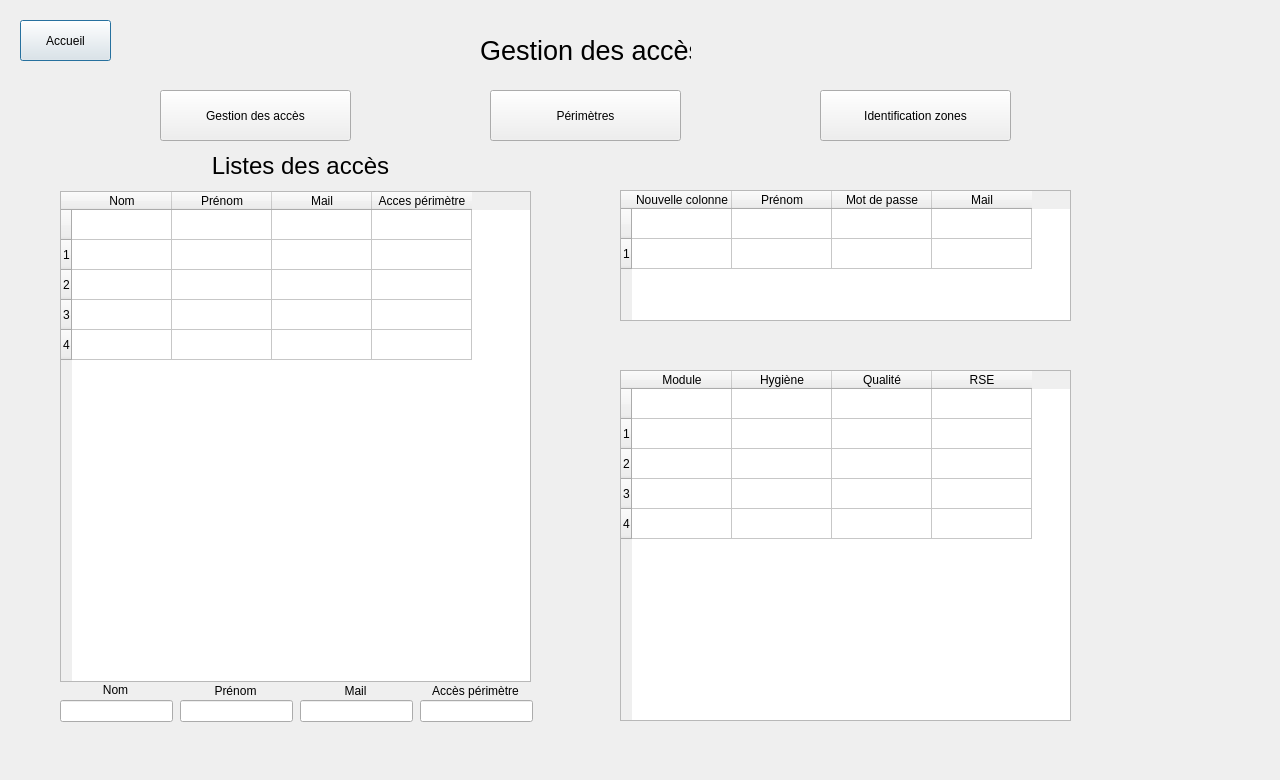
Before: the Qt Designer form Projet_Ajour/gestion.ui in simzrch/Projet_Entremont, drawn with Qt 5.
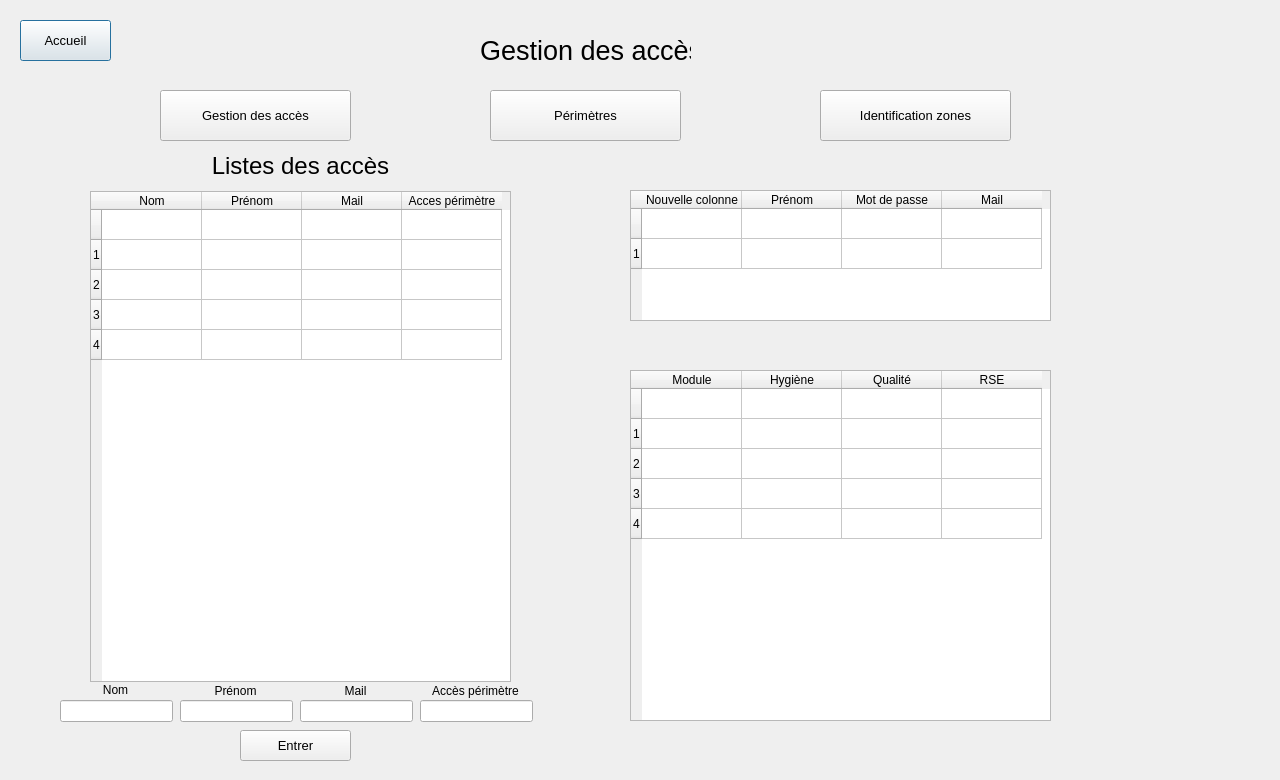
After: the same form once the commit is applied.

Commit message: test bouton plan entreprise

```diff
--- a/Projet_Ajour/gestion.ui
+++ b/Projet_Ajour/gestion.ui
@@ -22,6 +22,11 @@
      <height>41</height>
     </rect>
    </property>
+   <property name="font">
+    <font>
+     <pointsize>10</pointsize>
+    </font>
+   </property>
    <property name="text">
     <string>Accueil</string>
    </property>
@@ -35,6 +40,11 @@
      <height>51</height>
     </rect>
    </property>
+   <property name="font">
+    <font>
+     <pointsize>10</pointsize>
+    </font>
+   </property>
    <property name="text">
     <string>Gestion des accès</string>
    </property>
@@ -48,6 +58,11 @@
      <height>51</height>
     </rect>
    </property>
+   <property name="font">
+    <font>
+     <pointsize>10</pointsize>
+    </font>
+   </property>
    <property name="text">
     <string>Périmètres</string>
    </property>
@@ -61,6 +76,11 @@
      <height>51</height>
     </rect>
    </property>
+   <property name="font">
+    <font>
+     <pointsize>10</pointsize>
+    </font>
+   </property>
    <property name="text">
     <string>Identification zones</string>
    </property>
@@ -110,9 +130,9 @@
   <widget class="QTableWidget" name="tableWidget">
    <property name="geometry">
     <rect>
-     <x>60</x>
+     <x>90</x>
      <y>191</y>
-     <width>471</width>
+     <width>421</width>
      <height>491</height>
     </rect>
    </property>
@@ -269,9 +289,9 @@
   <widget class="QTableWidget" name="tableWidget_2">
    <property name="geometry">
     <rect>
-     <x>620</x>
+     <x>630</x>
      <y>190</y>
-     <width>451</width>
+     <width>421</width>
      <height>131</height>
     </rect>
    </property>
@@ -312,9 +332,9 @@
   <widget class="QTableWidget" name="tableWidget_3">
    <property name="geometry">
     <rect>
-     <x>620</x>
+     <x>630</x>
      <y>370</y>
-     <width>451</width>
+     <width>421</width>
      <height>351</height>
     </rect>
    </property>
@@ -364,6 +384,24 @@
     </property>
    </column>
   </widget>
+  <widget class="QPushButton" name="ButtonEntrer">
+   <property name="geometry">
+    <rect>
+     <x>240</x>
+     <y>730</y>
+     <width>111</width>
+     <height>31</height>
+    </rect>
+   </property>
+   <property name="font">
+    <font>
+     <pointsize>10</pointsize>
+    </font>
+   </property>
+   <property name="text">
+    <string>Entrer</string>
+   </property>
+  </widget>
  </widget>
  <resources/>
  <connections/>
```
The commit also changes 3 other files.
